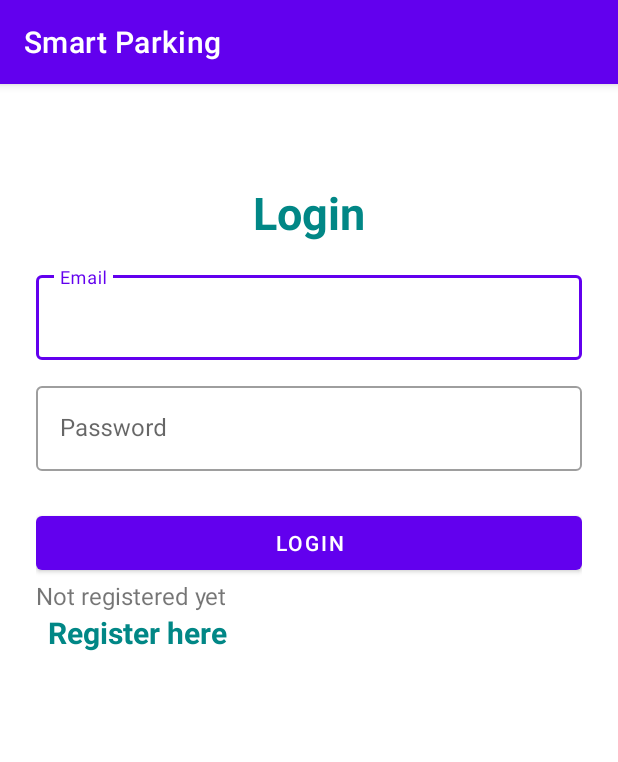
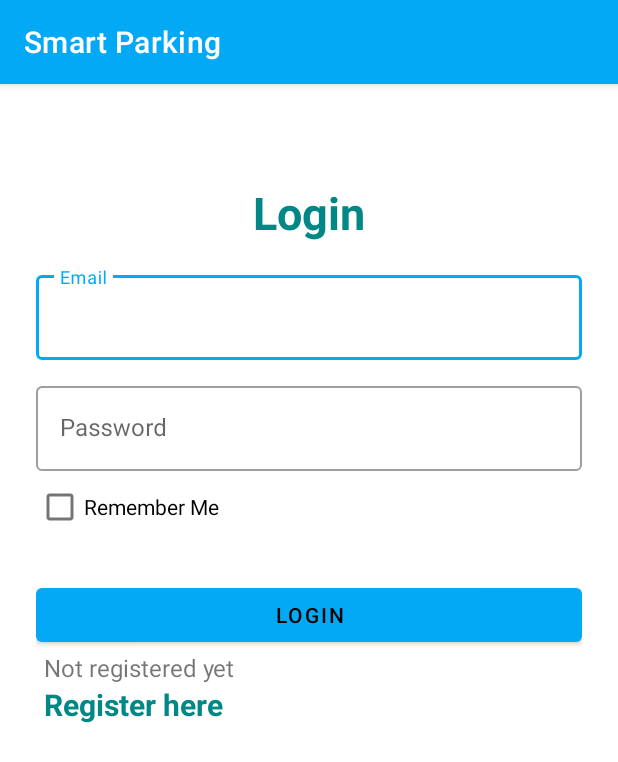
Before and after one commit to KomalBamotra6087/Test, an Android app: the screen it shows after launch (LoginActivity), on a phone screen of 412 x 824 dp. Shown: the top 762 px of the screen. Run offline under Robolectric (Android 15) with nearby library versions, the phone set to English and light mode, and no system bars; our stand-ins replace Firebase (no records; nobody signed in at launch, a user with empty details on screens opened directly).

Commit message:
alot of changes

```diff
--- a/Smartparking/src/main/java/ca/friends/and/co/it/smart/parking/LoginActivity.java
+++ b/Smartparking/src/main/java/ca/friends/and/co/it/smart/parking/LoginActivity.java
@@ -4,10 +4,13 @@ import androidx.annotation.NonNull;
 import androidx.appcompat.app.AppCompatActivity;
 
 import android.content.Intent;
+import android.content.SharedPreferences;
 import android.os.Bundle;
 import android.text.TextUtils;
 import android.view.View;
 import android.widget.Button;
+import android.widget.CheckBox;
+import android.widget.CompoundButton;
 import android.widget.TextView;
 import android.widget.Toast;
 
@@ -23,6 +26,7 @@ public class LoginActivity extends AppCompatActivity {
     TextInputEditText etLoginPassword;
     TextView tvRegisterHere;
     Button btnLogin;
+    CheckBox remember;
 
     FirebaseAuth mAuth;
 
@@ -35,14 +39,50 @@ public class LoginActivity extends AppCompatActivity {
         etLoginPassword = findViewById(R.id.etLoginPass);
         tvRegisterHere = findViewById(R.id.tvRegisterHere);
         btnLogin = findViewById(R.id.btnLogin);
+        remember = findViewById(R.id.remember);
 
         mAuth = FirebaseAuth.getInstance();
+
+        SharedPreferences preferences1 = getSharedPreferences("checkbox1",MODE_PRIVATE);
+        String checkbox = preferences1.getString("rememberme", "");
+        if(checkbox.equals("true")){
+            Intent intent = new Intent(LoginActivity.this, MainActivity.class );
+            startActivity(intent);
+        }
+        else{
+            Toast.makeText(this, "Please Sign in", Toast.LENGTH_SHORT).show();
+        }
+
 
         btnLogin.setOnClickListener(view -> {
             loginUser();
         });
         tvRegisterHere.setOnClickListener(view ->{
             startActivity(new Intent(LoginActivity.this, RegisterActivity.class));
+        });
+
+        remember.setOnCheckedChangeListener(new CompoundButton.OnCheckedChangeListener() {
+            @Override
+            public void onCheckedChanged(CompoundButton compoundButton, boolean b) {
+                if(compoundButton.isChecked()){
+
+                    SharedPreferences preferences1 = getSharedPreferences("checkbox1", MODE_PRIVATE);
+                    SharedPreferences.Editor editor = preferences1.edit();
+                    editor.putString("rememberme", "true");
+                    editor.apply();
+                    Toast.makeText(LoginActivity.this, "Checked", Toast.LENGTH_SHORT).show();
+                }
+                else if(!compoundButton.isChecked()){
+
+                    SharedPreferences preferences1 = getSharedPreferences("checkbox1", MODE_PRIVATE);
+                    SharedPreferences.Editor editor = preferences1.edit();
+                    editor.putString("rememberme", "false");
+                    editor.apply();
+                    Toast.makeText(LoginActivity.this, "Unchecked", Toast.LENGTH_SHORT).show();
+
+                }
+
+            }
         });
     }
 
--- a/Smartparking/src/main/java/ca/friends/and/co/it/smart/parking/SettingFragment.java
+++ b/Smartparking/src/main/java/ca/friends/and/co/it/smart/parking/SettingFragment.java
@@ -44,7 +44,7 @@ public class SettingFragment extends PreferenceActivity {
 
                 boolean yes = (boolean) o;
                 if (yes) {
-                    getListView().setBackgroundColor(Color.parseColor("#222222"));
+                    getListView().setBackgroundColor(Color.parseColor("222222#"));
                 } else {
                     getListView().setBackgroundColor(Color.parseColor("#ffffff"));
                 }
--- a/Smartparking/src/main/res/layout/activity_login.xml
+++ b/Smartparking/src/main/res/layout/activity_login.xml
@@ -57,6 +57,13 @@
                 android:inputType="textPassword"/>
         </com.google.android.material.textfield.TextInputLayout>
 
+
+        <CheckBox
+            android:id="@+id/remember"
+            android:layout_width="match_parent"
+            android:layout_height="wrap_content"
+            android:text="Remember Me" />
+
         <com.google.android.material.button.MaterialButton
             android:id="@+id/btnLogin"
             android:layout_width="match_parent"
@@ -65,21 +72,26 @@
             android:text="Login"/>
 
 
+
+
         <TextView
             android:layout_width="wrap_content"
             android:layout_height="wrap_content"
             android:text="Not registered yet"
-            android:textSize="16sp"/>
+            android:textSize="16sp"
+            android:layout_marginLeft="5dp"/>
 
         <TextView
             android:id="@+id/tvRegisterHere"
             android:layout_width="wrap_content"
             android:layout_height="wrap_content"
-            android:layout_marginLeft="8dp"
+            android:layout_marginLeft="5dp"
             android:text="Register here"
             android:textColor="@color/teal_700"
-            android:textStyle="bold"
-            android:textSize="20sp"/>
+            android:textSize="20sp"
+            android:textStyle="bold" />
+
+
 
     </LinearLayout>
 </LinearLayout>
--- a/Smartparking/src/main/res/layout/activity_main.xml
+++ b/Smartparking/src/main/res/layout/activity_main.xml
@@ -24,7 +24,7 @@
             android:id="@+id/activity_main_toolbar"
             android:layout_width="match_parent"
             android:layout_height="?attr/actionBarSize"
-            android:background="#00B0C5"
+            android:background="?attr/colorPrimary"
             app:theme="@style/ToolBarStyle" />
 
 
--- a/Smartparking/src/main/res/layout/fragment_booking_detail.xml
+++ b/Smartparking/src/main/res/layout/fragment_booking_detail.xml
@@ -29,7 +29,6 @@
         android:layout_marginStart="24dp"
         android:layout_marginTop="60dp"
         android:text="@string/name"
-        android:textColor="@color/white"
         android:textSize="25dp"
         android:textStyle="bold|italic"
         app:layout_constraintStart_toStartOf="parent"
@@ -42,7 +41,6 @@
         android:layout_marginStart="24dp"
         android:layout_marginTop="172dp"
         android:text="@string/book_date"
-        android:textColor="@color/white"
         android:textSize="25dp"
         android:textStyle="bold|italic"
         app:layout_constraintStart_toStartOf="parent"
@@ -55,7 +53,6 @@
         android:layout_marginStart="24dp"
         android:layout_marginTop="228dp"
         android:text="@string/duration"
-        android:textColor="@color/white"
         android:textSize="25dp"
         android:textStyle="bold|italic"
         app:layout_constraintStart_toStartOf="parent"
@@ -68,7 +65,6 @@
         android:layout_marginStart="24dp"
         android:layout_marginTop="116dp"
         android:text="@string/email"
-        android:textColor="@color/white"
         android:textSize="25dp"
         android:textStyle="bold|italic"
         app:layout_constraintStart_toStartOf="parent"
@@ -81,7 +77,6 @@
         android:layout_marginStart="88dp"
         android:layout_marginTop="16dp"
         android:text="@string/booking_detail"
-        android:textColor="@color/white"
         android:textSize="29dp"
         android:textStyle="bold|italic"
         app:layout_constraintStart_toStartOf="parent"
--- a/Smartparking/src/main/res/layout/fragment_feedback.xml
+++ b/Smartparking/src/main/res/layout/fragment_feedback.xml
@@ -22,7 +22,6 @@
             android:layout_marginStart="16dp"
             android:layout_marginTop="45dp"
             android:text="Rate and Review"
-            android:textColor="@color/white"
             android:textSize="25dp"
             app:layout_constraintStart_toStartOf="parent"
             app:layout_constraintTop_toTopOf="parent" />
@@ -34,8 +33,6 @@
         android:layout_marginStart="6dp"
         android:layout_marginTop="200dp"
         android:hint="What do you think about this appication? "
-        android:textColorHint="@color/white"
-        android:textColor="@color/white"
         android:textSize="20dp"
         app:layout_constraintStart_toStartOf="parent"
         app:layout_constraintTop_toTopOf="parent" />
--- a/Smartparking/src/main/res/layout/fragment_home.xml
+++ b/Smartparking/src/main/res/layout/fragment_home.xml
@@ -64,7 +64,6 @@
         android:layout_marginStart="52dp"
         android:layout_marginTop="328dp"
         android:text="@string/book_space"
-        android:textColor="@color/white"
         android:textSize="25dp"
         android:textStyle="bold|italic"
         app:layout_constraintStart_toStartOf="parent"
@@ -77,7 +76,6 @@
         android:layout_marginStart="260dp"
         android:layout_marginTop="652dp"
         android:text="@string/share_info"
-        android:textColor="@color/white"
         android:textSize="25dp"
         android:textStyle="bold|italic"
         app:layout_constraintStart_toStartOf="parent"
@@ -90,7 +88,6 @@
         android:layout_marginStart="48dp"
         android:layout_marginTop="652dp"
         android:text="@string/support_center"
-        android:textColor="@color/white"
         android:textSize="25dp"
         android:textStyle="bold|italic"
         app:layout_constraintStart_toStartOf="parent"
@@ -103,7 +100,6 @@
         android:layout_marginStart="244dp"
         android:layout_marginTop="320dp"
         android:text="@string/feedback"
-        android:textColor="@color/white"
         android:textSize="25dp"
         android:textStyle="bold|italic"
         app:layout_constraintStart_toStartOf="parent"
@@ -116,7 +112,6 @@
         android:layout_marginStart="8dp"
         android:layout_marginTop="48dp"
         android:text="@string/dashboard"
-        android:textColor="@color/white"
         android:textSize="29dp"
         android:textStyle="bold|italic"
         app:layout_constraintStart_toStartOf="parent"
--- a/Smartparking/src/main/res/layout/fragment_information.xml
+++ b/Smartparking/src/main/res/layout/fragment_information.xml
@@ -14,7 +14,6 @@
         android:layout_marginStart="132dp"
         android:layout_marginTop="16dp"
         android:text="About Us"
-        android:textColor="@color/white"
         android:textSize="29dp"
         android:textStyle="bold|italic"
         app:layout_constraintStart_toStartOf="parent"
@@ -40,7 +39,6 @@
 The sensor located at the entrance and exit of a parking area will count with high accuracy the entrance and exit of the vehicles,
 taking into consideration even two cars stopping very close to each other.
 "
-        android:textColor="@color/white"
         android:textSize="17dp"
         app:layout_constraintStart_toStartOf="parent"
         app:layout_constraintTop_toTopOf="parent" />
@@ -54,7 +52,6 @@ taking into consideration even two cars stopping very close to each other.
         android:text="The total cost of solution considering the initial purchasing and installation cost,
 you will have low maintenance cost and no need of replacing batteries.
 "
-        android:textColor="@color/white"
         android:textSize="17dp"
         app:layout_constraintStart_toStartOf="parent"
         app:layout_constraintTop_toTopOf="parent" />
@@ -67,7 +64,6 @@ you will have low maintenance cost and no need of replacing batteries.
         android:layout_marginTop="581dp"
         android:text="The sensors will just count the vehicles without recording any data. The system is not based on cameras, but again on sensors and eventually a display for counting the cars.
 Therefore, the privacy is totally granted."
-        android:textColor="@color/white"
         android:textSize="17dp"
         app:layout_constraintStart_toStartOf="parent"
         app:layout_constraintTop_toTopOf="parent" />
@@ -80,7 +76,6 @@ Therefore, the privacy is totally granted."
         android:layout_marginTop="287dp"
         android:text="Wanna know how we work??"
         android:textSize="22dp"
-        android:textColor="@color/white"
         app:layout_constraintStart_toStartOf="parent"
         app:layout_constraintTop_toTopOf="parent" />
 
--- a/Smartparking/src/main/res/layout/fragment_support.xml
+++ b/Smartparking/src/main/res/layout/fragment_support.xml
@@ -24,7 +24,6 @@
         android:layout_marginStart="256dp"
         android:layout_marginTop="616dp"
         android:text="@string/call_us"
-        android:textColor="@color/white"
         android:textSize="25dp"
         android:textStyle="bold|italic"
         app:layout_constraintStart_toStartOf="parent"
@@ -38,7 +37,6 @@
         android:layout_marginTop="40dp"
         android:text="@string/get_in_touch"
         android:textAlignment="center"
-        android:textColor="@color/white"
         android:textSize="29dp"
         android:textStyle="bold|italic"
         app:layout_constraintStart_toStartOf="parent"
@@ -51,7 +49,6 @@
         android:layout_marginStart="40dp"
         android:layout_marginTop="368dp"
         android:text="@string/live_chat"
-        android:textColor="@color/white"
         android:textSize="25dp"
         android:textStyle="bold|italic"
         app:layout_constraintStart_toStartOf="parent"
@@ -64,7 +61,6 @@
         android:layout_marginStart="32dp"
         android:layout_marginTop="660dp"
         android:text="@string/e_mail"
-        android:textColor="@color/white"
         android:textSize="25dp"
         android:textStyle="bold|italic"
         app:layout_constraintStart_toStartOf="parent"
--- a/Smartparking/src/main/res/layout/navigation_header.xml
+++ b/Smartparking/src/main/res/layout/navigation_header.xml
@@ -3,7 +3,7 @@
     xmlns:app="http://schemas.android.com/apk/res-auto"
     android:layout_width="match_parent"
     android:layout_height="176dp"
-    android:background="@drawable/nav_header_bg"
+    android:background="#0288D1"
     android:gravity="bottom"
     android:orientation="vertical"
 
--- a/Smartparking/src/main/res/values-night/themes.xml
+++ b/Smartparking/src/main/res/values-night/themes.xml
@@ -13,4 +13,28 @@
         <item name="android:statusBarColor">?attr/colorPrimaryVariant</item>
         <!-- Customize your theme here. -->
     </style>
+
+
+    <style name="Theme.SmartParking.NoActionBar">
+        <item name="windowActionBar">false</item>
+        <item name="windowNoTitle">true</item>
+        <item name="android:windowBackground">#212121</item>
+    </style>
+
+
+    <style name="ToolBarStyle" parent="Theme.SmartParking">
+        <item name="android:textColorPrimary">@color/white</item>
+        <item name="colorControlNormal">@android:color/black</item>
+
+    </style>
+
+    <style name="Theme.App" parent="Theme.MaterialComponents.DayNight">
+        <item name="android:windowTranslucentStatus">true</item>
+    </style>
+
+    <style name="SplashScreen" parent="Theme.MaterialComponents.DayNight.NoActionBar">
+        <item name="android:windowBackground">@drawable/parking_logo</item>
+        <item name="android:statusBarColor" tools:targetApi="l">?attr/colorPrimary</item>
+    </style>
+
 </resources>
--- a/Smartparking/src/main/res/values/themes.xml
+++ b/Smartparking/src/main/res/values/themes.xml
@@ -2,27 +2,27 @@
     <!-- Base application theme. -->
     <style name="Theme.SmartParking" parent="Theme.MaterialComponents.DayNight.DarkActionBar">
         <!-- Primary brand color. -->
-        <item name="colorPrimary">@color/purple_500</item>
+        <item name="colorPrimary">#03A9F4</item>
         <item name="colorPrimaryVariant">@color/purple_700</item>
-        <item name="colorOnPrimary">@color/white</item>
+        <item name="colorOnPrimary">@color/black</item>
         <!-- Secondary brand color. -->
         <item name="colorSecondary">@color/teal_200</item>
         <item name="colorSecondaryVariant">@color/teal_700</item>
         <item name="colorOnSecondary">@color/black</item>
         <!-- Status bar color. -->
-        <item name="android:statusBarColor">?attr/colorPrimaryVariant</item>
+        <item name="android:statusBarColor">?attr/colorPrimary</item>
         <!-- Customize your theme here. -->
     </style>
 
     <style name="Theme.SmartParking.NoActionBar">
         <item name="windowActionBar">false</item>
         <item name="windowNoTitle">true</item>
-        <item name="android:windowBackground">@color/cardview_dark_background</item>
+        <item name="android:windowBackground">#B3E5FC</item>
     </style>
 
 
     <style name="ToolBarStyle" parent="Theme.SmartParking">
-        <item name="android:textColorPrimary">#008000</item>
+        <item name="android:textColorPrimary">@color/black</item>
         <item name="colorControlNormal">@android:color/white</item>
 
     </style>
```
Also changed, not shown: Smartparking/src/main/java/ca/friends/and/co/it/smart/parking/LogoutFragment.java (deleted, +0 -59 lines), Smartparking/src/main/java/ca/friends/and/co/it/smart/parking/MainActivity.java (+11 -2 lines), Smartparking/src/main/res/layout/fragment_booking.xml (+8 -13 lines), Smartparking/src/main/res/layout/fragment_logout.xml (deleted, +0 -9 lines), Smartparking/src/main/res/layout/fragment_settings.xml (+0 -8 lines), Smartparking/src/main/res/layout/fragment_share.xml (+0 -7 lines), 578 other files.
